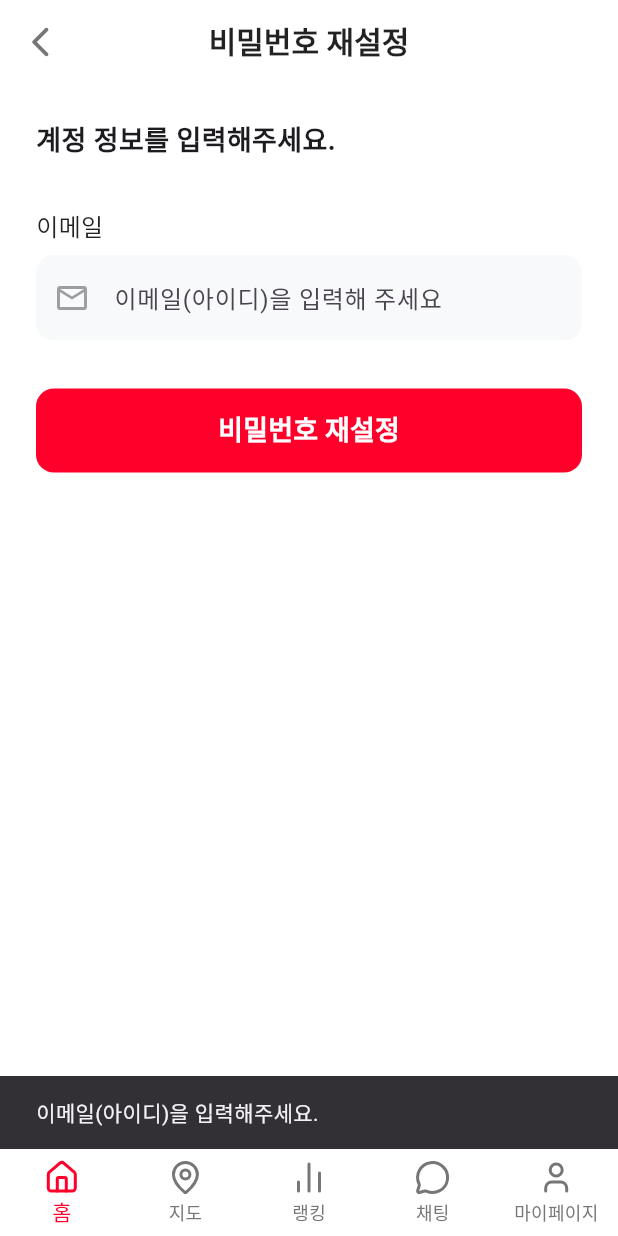
After one commit to ZeroZoa/Crewer, a Flutter app: the ResetPasswordScreen screen opened by its route, after a tap on "비밀번호 재설정", on a phone screen of 412 x 824 dp. The commit adds this screen. Run offline on Flutter 3.47's test engine with Material 3 defaults, Android fonts, the light colour scheme and no system bars; our stand-ins replace flutter_secure_storage, geolocator, go_router, google_maps_flutter, image_picker, lucide_icons and 2 more; missing offline and left inert: dart:ffi, jwt_decode, stomp_dart_client; accounts and stored records are empty; network calls fail.

Commit message:
비밀번호 재설정, 로그인 토큰 유지 로직 추가

```diff
--- a/src/main/client/lib/main.dart
+++ b/src/main/client/lib/main.dart
@@ -37,6 +37,7 @@
 import 'package:client/screens/profile_interests_screen.dart';
 import 'package:client/screens/profile_complete_screen.dart';
 import 'package:client/screens/main_screen.dart';
+import 'package:client/screens/reset_password_screen.dart';
 
 import 'models/my_ranking_info.dart';
 import 'models/ranking_info.dart';
@@ -47,7 +48,7 @@
   await initializeDateFormatting('ko_KR');
   runApp(
     ChangeNotifierProvider(
-      create: (context) => AuthProvider(),
+      create: (context) => AuthProvider()..checkLoginStatus(),
       child: const MyApp(),
     ),
   );
@@ -99,6 +100,7 @@
             GoRoute(path: '/profile-setup/interests', builder: (_, __) =>  ProfileInterestsScreen()),
             GoRoute(path: '/profile-setup/complete', builder: (_, __) =>  ProfileCompleteScreen()),
             GoRoute(path: '/profile', builder: (_, __) =>  MyProfileScreen()),
+            GoRoute(path: '/reset-password', builder: (_, __) => const ResetPasswordScreen()),
             GoRoute(path: '/map', builder: (_, __) => const MapScreen()),
             GoRoute(path: '/chat', builder: (_, __) => const ChatRoomListScreen()),
             GoRoute(path: '/ranking', builder: (_, __) => const RankingScreen()),
--- a/src/main/client/lib/screens/login_screen.dart
+++ b/src/main/client/lib/screens/login_screen.dart
@@ -347,12 +347,10 @@
                  const Spacer(),
                  GestureDetector(
                    onTap: () {
-                     ScaffoldMessenger.of(context).showSnackBar(
-                       const SnackBar(content: Text('이메일/비밀번호 찾기 기능은 준비 중입니다.')),
-                     );
+                     context.push('/reset-password');
                    },
                    child: const Text(
-                     '이메일/비밀번호 찾기',
+                     '비밀번호 재설정',
                      style: TextStyle(
                        color: Colors.grey,
                        fontSize: 14,
--- /dev/null
+++ b/src/main/client/lib/screens/reset_password_screen.dart
@@ -0,0 +1,253 @@
+import 'package:client/components/custom_app_bar.dart';
+import 'package:flutter/material.dart';
+import 'package:go_router/go_router.dart';
+import 'package:provider/provider.dart';
+
+import '../providers/auth_provider.dart';
+
+class ResetPasswordScreen extends StatefulWidget {
+  const ResetPasswordScreen({super.key});
+
+  @override
+  State<ResetPasswordScreen> createState() => _ResetPasswordScreenState();
+}
+
+class _ResetPasswordScreenState extends State<ResetPasswordScreen> {
+  final TextEditingController _emailController = TextEditingController();
+  final TextEditingController _passwordController = TextEditingController();
+  final TextEditingController _confirmPasswordController =
+      TextEditingController();
+  bool _isLoading = false;
+  bool _showNewPasswordFields = false; // 1단계(이메일) → 2단계(새 비번)
+  bool _obscurePassword = true;
+  bool _obscureConfirmPassword = true;
+
+  Future<void> _resetPassword() async {
+    if (_emailController.text.isEmpty) {
+      ScaffoldMessenger.of(context).showSnackBar(
+        const SnackBar(content: Text('이메일(아이디)을 입력해주세요.')),
+      );
+      return;
+    }
+
+    // 1단계: 이메일만 입력했을 때 → 서버에서 계정 존재 검증 후 전환
+    if (!_showNewPasswordFields) {
+      final authProvider = Provider.of<AuthProvider>(context, listen: false);
+      final exists = await authProvider.checkUsername(_emailController.text);
+      if (!exists) {
+        if (mounted) {
+          ScaffoldMessenger.of(context).showSnackBar(
+            const SnackBar(content: Text('계정을 찾을 수 없습니다. 이메일을 확인해주세요.')),
+          );
+        }
+        return;
+      }
+      setState(() {
+        _showNewPasswordFields = true;
+      });
+      return;
+    }
+
+    // 2단계: 새 비밀번호/확인 입력 검증 후 제출
+    if (_passwordController.text.isEmpty ||
+        _confirmPasswordController.text.isEmpty) {
+      ScaffoldMessenger.of(context).showSnackBar(
+        const SnackBar(content: Text('새 비밀번호와 확인 비밀번호를 입력해주세요.')),
+      );
+      return;
+    }
+
+    if (_passwordController.text != _confirmPasswordController.text) {
+      ScaffoldMessenger.of(context).showSnackBar(
+        const SnackBar(content: Text('비밀번호가 일치하지 않습니다.')),
+      );
+      return;
+    }
+
+    setState(() => _isLoading = true);
+
+    final authProvider = Provider.of<AuthProvider>(context, listen: false);
+    final success = await authProvider.resetPassword(
+      _emailController.text.trim(),
+      _passwordController.text,
+    );
+
+    if (mounted) {
+      if (success) {
+        ScaffoldMessenger.of(context).showSnackBar(
+          const SnackBar(content: Text('비밀번호가 성공적으로 재설정되었습니다.')),
+        );
+        context.go('/login');
+      } else {
+        ScaffoldMessenger.of(context).showSnackBar(
+          const SnackBar(content: Text('계정을 찾을 수 없습니다. 이메일을 확인해주세요.')),
+        );
+      }
+    }
+    setState(() => _isLoading = false);
+  }
+
+  @override
+  Widget build(BuildContext context) {
+    return Scaffold(
+      appBar: CustomAppBar(
+        appBarType: AppBarType.backOnly,
+        title: const Text(
+          '비밀번호 재설정',
+          style: TextStyle(
+            fontSize: 20,
+            fontWeight: FontWeight.bold,
+            color: Colors.black87,
+          ),
+        ),
+        onBackPressed: () => Navigator.pop(context),
+      ),
+      body: SingleChildScrollView(
+        padding: const EdgeInsets.all(24.0),
+        child: Column(
+          crossAxisAlignment: CrossAxisAlignment.start,
+          children: [
+            const Text(
+              '계정 정보를 입력해주세요.',
+              style: TextStyle(fontSize: 18, fontWeight: FontWeight.w600),
+            ),
+            const SizedBox(height: 32),
+            const Text(
+              '이메일',
+              style: TextStyle(
+                fontSize: 16,
+                fontWeight: FontWeight.w500,
+                color: Colors.black87,
+              ),
+            ),
+            const SizedBox(height: 8),
+            TextField(
+              controller: _emailController,
+              keyboardType: TextInputType.emailAddress,
+              decoration: InputDecoration(
+                hintText: '이메일(아이디)을 입력해 주세요',
+                prefixIcon: const Icon(Icons.email_outlined, color: Colors.grey),
+                filled: true,
+                fillColor: const Color(0xFFF8F9FA),
+                contentPadding: const EdgeInsets.symmetric(vertical: 16.0, horizontal: 16.0),
+                border: OutlineInputBorder(
+                  borderRadius: BorderRadius.circular(12),
+                  borderSide: BorderSide.none,
+                ),
+                focusedBorder: OutlineInputBorder(
+                  borderRadius: BorderRadius.circular(12),
+                  borderSide: const BorderSide(color: Color(0xFFFF002B), width: 2),
+                ),
+              ),
+            ),
+            if (_showNewPasswordFields) ...[
+              const SizedBox(height: 16),
+              const Text(
+                '새 비밀번호',
+                style: TextStyle(
+                  fontSize: 16,
+                  fontWeight: FontWeight.w500,
+                  color: Colors.black87,
+                ),
+              ),
+              const SizedBox(height: 8),
+              TextField(
+                controller: _passwordController,
+                obscureText: _obscurePassword,
+                decoration: InputDecoration(
+                  hintText: '새 비밀번호를 입력해 주세요',
+                  prefixIcon: const Icon(Icons.lock_outline, color: Colors.grey),
+                  suffixIcon: IconButton(
+                    icon: Icon(
+                      _obscurePassword ? Icons.visibility_off : Icons.visibility,
+                      color: Colors.grey,
+                    ),
+                    onPressed: () {
+                      setState(() {
+                        _obscurePassword = !_obscurePassword;
+                      });
+                    },
+                  ),
+                  filled: true,
+                  fillColor: const Color(0xFFF8F9FA),
+                  contentPadding: const EdgeInsets.symmetric(vertical: 16.0, horizontal: 16.0),
+                  border: OutlineInputBorder(
+                    borderRadius: BorderRadius.circular(12),
+                    borderSide: BorderSide.none,
+                  ),
+                  focusedBorder: OutlineInputBorder(
+                    borderRadius: BorderRadius.circular(12),
+                    borderSide: const BorderSide(color: Color(0xFFFF002B), width: 2),
+                  ),
+                ),
+              ),
+              const SizedBox(height: 16),
+              const Text(
+                '새 비밀번호 확인',
+                style: TextStyle(
+                  fontSize: 16,
+                  fontWeight: FontWeight.w500,
+                  color: Colors.black87,
+                ),
+              ),
+              const SizedBox(height: 8),
+              TextField(
+                controller: _confirmPasswordController,
+                obscureText: _obscureConfirmPassword,
+                decoration: InputDecoration(
+                  hintText: '새 비밀번호를 다시 입력해 주세요',
+                  prefixIcon: const Icon(Icons.lock_outline, color: Colors.grey),
+                  suffixIcon: IconButton(
+                    icon: Icon(
+                      _obscureConfirmPassword ? Icons.visibility_off : Icons.visibility,
+                      color: Colors.grey,
+                    ),
+                    onPressed: () {
+                      setState(() {
+                        _obscureConfirmPassword = !_obscureConfirmPassword;
+                      });
+                    },
+                  ),
+                  filled: true,
+                  fillColor: const Color(0xFFF8F9FA),
+                  contentPadding: const EdgeInsets.symmetric(vertical: 16.0, horizontal: 16.0),
+                  border: OutlineInputBorder(
+                    borderRadius: BorderRadius.circular(12),
+                    borderSide: BorderSide.none,
+                  ),
+                  focusedBorder: OutlineInputBorder(
+                    borderRadius: BorderRadius.circular(12),
+                    borderSide: const BorderSide(color: Color(0xFFFF002B), width: 2),
+                  ),
+                ),
+              ),
+            ],
+            const SizedBox(height: 32),
+            SizedBox(
+              width: double.infinity,
+              height: 56,
+              child: ElevatedButton(
+                onPressed: _isLoading ? null : _resetPassword,
+                style: ElevatedButton.styleFrom(
+                  backgroundColor: const Color(0xFFFF002B),
+                  foregroundColor: Colors.white,
+                  elevation: 0,
+                  shape: RoundedRectangleBorder(
+                    borderRadius: BorderRadius.circular(12),
+                  ),
+                ),
+                child: _isLoading
+                    ? const CircularProgressIndicator(color: Colors.white)
+                    : Text(
+                        _showNewPasswordFields ? '확인' : '비밀번호 재설정',
+                        style: const TextStyle(
+                            fontSize: 18, fontWeight: FontWeight.bold),
+                      ),
+              ),
+            ),
+          ],
+        ),
+      ),
+    );
+  }
+}
```
Also changed, not shown: src/main/client/lib/components/login_modal_screen.dart (+25 -20 lines), src/main/client/lib/providers/auth_provider.dart (+60 -6 lines), src/main/client/lib/screens/my_profile_screen.dart (+0 -8 lines), 6 other files.
